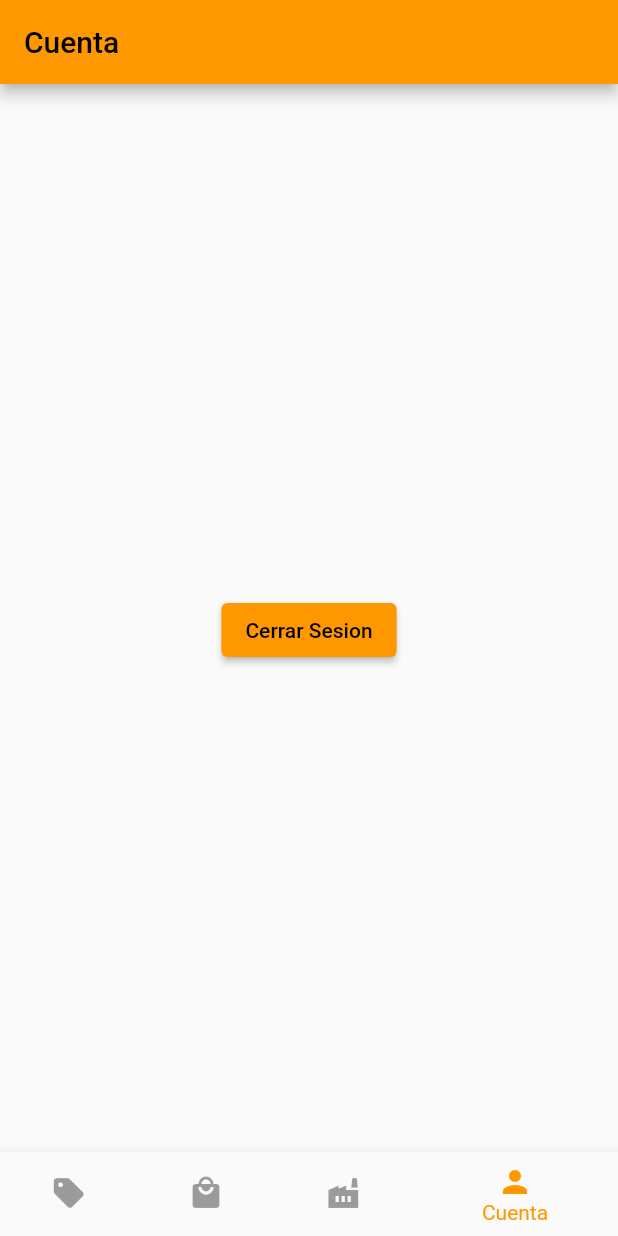
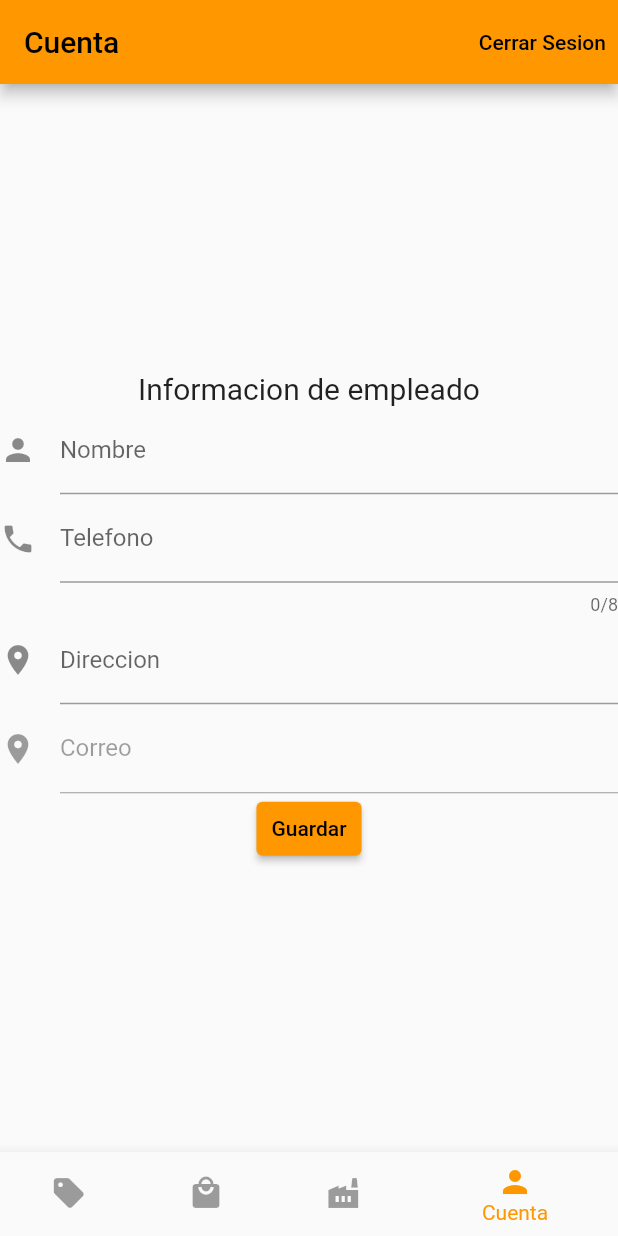
Before and after one commit to robert-virtual/lacteos_san_esteban_app, a Flutter app: the screen it shows once a user with an empty profile is signed in, item 4 of the bottom bar chosen, on a phone screen of 412 x 824 dp. Run offline on Flutter 3.47's test engine with Material 2 defaults, Android fonts, the phone set to English and light mode, and no system bars; our stand-ins replace cloud_firestore, firebase_auth, firebase_core, get; accounts and stored records are empty; network calls fail.

Commit message:
informacion de empleado

```diff
--- a/lib/main.dart
+++ b/lib/main.dart
@@ -2,6 +2,7 @@ import 'package:firebase_auth/firebase_auth.dart';
 import 'package:flutter/material.dart';
 import 'package:firebase_core/firebase_core.dart';
 import 'package:lacteos_san_esteban_app/pages/compras/compras_form.dart';
+import 'package:lacteos_san_esteban_app/pages/cuenta/cuenta_page.dart';
 import 'package:lacteos_san_esteban_app/pages/home_page.dart';
 import 'package:lacteos_san_esteban_app/pages/login_page.dart';
 import 'package:lacteos_san_esteban_app/pages/produccion/produccion_form.dart';
@@ -28,6 +29,7 @@ Future<void> main() async {
       "/compras_form": (context) => const ComprasForm(),
       "/ventas_form": (context) => VentasForm(),
       "/produccion_form": (context) => const ProduccionForm(),
+      "/cuenta": (context) => const CuentaPage(),
     },
   ));
 }
--- a/lib/pages/cuenta/cuenta_page.dart
+++ b/lib/pages/cuenta/cuenta_page.dart
@@ -1,5 +1,7 @@
+import 'package:cloud_firestore/cloud_firestore.dart';
 import 'package:firebase_auth/firebase_auth.dart';
 import 'package:flutter/material.dart';
+import 'package:lacteos_san_esteban_app/models/venta.dart';
 
 class CuentaPage extends StatefulWidget {
   const CuentaPage({super.key});
@@ -9,24 +11,144 @@ class CuentaPage extends StatefulWidget {
 }
 
 class _CuentaPageState extends State<CuentaPage> {
+  final nombre = TextEditingController(
+      text: FirebaseAuth.instance.currentUser!.displayName);
+  final direccion = TextEditingController();
+  final telefono = TextEditingController();
+  final user = FirebaseAuth.instance.currentUser!;
   @override
   Widget build(BuildContext context) {
     return Scaffold(
       appBar: AppBar(
         title: const Text("Cuenta"),
+        actions: [
+          TextButton(
+            onPressed: () {
+              FirebaseAuth.instance.signOut().then((value) {
+                Navigator.of(context).popAndPushNamed("/login");
+              });
+            },
+            child: const Text(
+              "Cerrar Sesion",
+              style: TextStyle(color: Colors.black),
+            ),
+          )
+        ],
       ),
       body: Center(
         child: Column(
           mainAxisAlignment: MainAxisAlignment.center,
           children: [
-            Text(FirebaseAuth.instance.currentUser!.email!),
+            const Text(
+              "Informacion de empleado",
+              style: TextStyle(fontSize: 20),
+            ),
+            TextField(
+              controller: nombre,
+              decoration: const InputDecoration(
+                label: Text("Nombre"),
+                icon: Icon(Icons.person),
+              ),
+            ),
+            TextField(
+              controller: telefono,
+              keyboardType: TextInputType.number,
+              maxLength: 8,
+              decoration: const InputDecoration(
+                label: Text("Telefono"),
+                icon: Icon(Icons.phone),
+              ),
+            ),
+            TextField(
+              controller: direccion,
+              decoration: const InputDecoration(
+                label: Text("Direccion"),
+                icon: Icon(
+                  Icons.location_on,
+                ),
+              ),
+            ),
+            TextField(
+              enabled: false,
+              controller: TextEditingController(text: user.email),
+              decoration: const InputDecoration(
+                label: Text("Correo"),
+                icon: Icon(
+                  Icons.location_on,
+                ),
+              ),
+            ),
             ElevatedButton(
+              style: ButtonStyle(
+                padding: MaterialStateProperty.all(
+                  const EdgeInsets.all(10.0),
+                ),
+              ),
               onPressed: () {
-                FirebaseAuth.instance.signOut();
-                Navigator.of(context).popAndPushNamed("/login");
+                if (nombre.text.trim().isEmpty ||
+                    telefono.text.trim().isEmpty ||
+                    direccion.text.trim().isEmpty) {
+                  showDialog(
+                    context: context,
+                    builder: (context) {
+                      return AlertDialog(
+                        title: const Text("Guardar informacion de empleado"),
+                        content: const Text("Debes ingresar todos los campos"),
+                        actions: [
+                          TextButton(
+                            onPressed: () {
+                              Navigator.pop(context);
+                            },
+                            child: const Text("OK"),
+                          )
+                        ],
+                      );
+                    },
+                  );
+                  return;
+                }
+                try {
+                  user.updateDisplayName(nombre.text);
+                  CollectionReference empleados = FirebaseFirestore.instance
+                      .collection("empleados")
+                      .withConverter<Persona>(
+                        fromFirestore: (snap, _) =>
+                            Persona.fromJson(snap.data()!),
+                        toFirestore: (empleado, _) => empleado.toJson(),
+                      );
+                  empleados.add(
+                    Persona(
+                      correo: user.email!,
+                      fechaRegistro: Timestamp.now(),
+                      direccion: direccion.text,
+                      telefono: telefono.text,
+                      nombre: nombre.text,
+                    ),
+                  );
+                  Navigator.of(context).popAndPushNamed("/home");
+                } catch (e) {
+                  showDialog(
+                    context: context,
+                    builder: (context) {
+                      return AlertDialog(
+                        title: const Text("Guardar informacion de empleado"),
+                        content: const Text(
+                            "No se pudo guardar la informacion. Intenta de nuevo"),
+                        actions: [
+                          TextButton(
+                            onPressed: () {
+                              Navigator.pop(context);
+                            },
+                            child: const Text("OK"),
+                          )
+                        ],
+                      );
+                    },
+                  );
+                }
               },
-              child: const Text("Cerrar Sesion"),
-            )
+              child: const Text("Guardar"),
+            ),
           ],
         ),
       ),
--- a/pubspec.yaml
+++ b/pubspec.yaml
@@ -41,6 +41,7 @@ dependencies:
   cloud_firestore: ^4.0.2
   intl: ^0.17.0
   get: ^4.6.5
+  firebase_analytics: ^10.0.2
 
 dev_dependencies:
   flutter_test:
```
Also changed, not shown: lib/models/venta.dart (+7 -2 lines), lib/pages/login_page.dart (+10 -2 lines), lib/pages/ventas/ventas_form.dart (+17 -13 lines), pubspec.lock, 1 other file.
